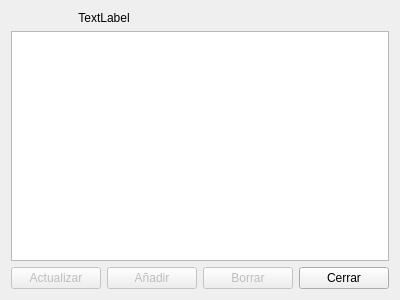
The window that stock.ui (Ladis72/tienda) describes before a commit, drawn with Qt 5.
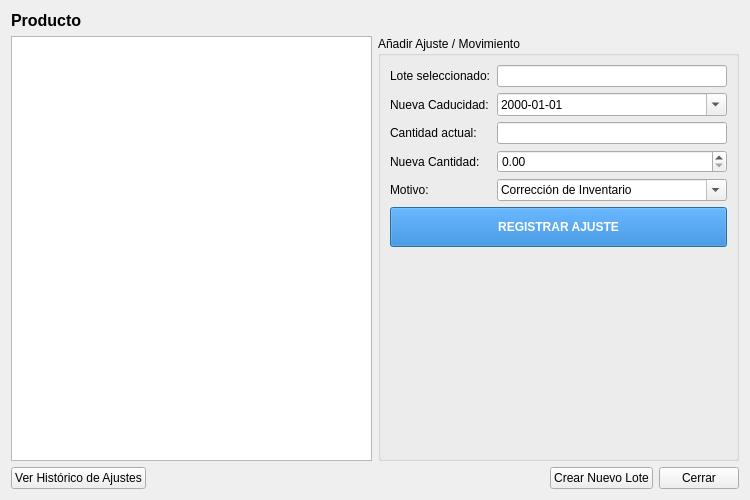
The same window after the commit.

What changed in the file:
```diff
--- a/stock.ui
+++ b/stock.ui
@@ -6,64 +6,210 @@
    <rect>
     <x>0</x>
     <y>0</y>
-    <width>400</width>
-    <height>300</height>
+    <width>750</width>
+    <height>500</height>
    </rect>
   </property>
   <property name="windowTitle">
    <string>Dialog</string>
   </property>
   <layout class="QGridLayout" name="gridLayout">
-   <item row="0" column="0">
+   <item row="0" column="0" colspan="2">
     <widget class="QLabel" name="label">
+     <property name="font">
+      <font>
+       <pointsize>12</pointsize>
+       <bold>true</bold>
+      </font>
+     </property>
      <property name="text">
-      <string>TextLabel</string>
+      <string>Producto</string>
      </property>
      <property name="alignment">
-      <set>Qt::AlignmentFlag::AlignCenter</set>
+      <set>Qt::AlignmentFlag::AlignLeading|Qt::AlignmentFlag::AlignLeft|Qt::AlignmentFlag::AlignVCenter</set>
      </property>
     </widget>
    </item>
-   <item row="1" column="0" colspan="2">
-    <widget class="QTableView" name="tableView"/>
+   <item row="1" column="0">
+    <widget class="QTableView" name="tableView">
+     <property name="editTriggers">
+      <set>QAbstractItemView::EditTrigger::NoEditTriggers</set>
+     </property>
+     <property name="selectionMode">
+      <enum>QAbstractItemView::SelectionMode::SingleSelection</enum>
+     </property>
+     <property name="selectionBehavior">
+      <enum>QAbstractItemView::SelectionBehavior::SelectRows</enum>
+     </property>
+    </widget>
+   </item>
+   <item row="1" column="1">
+    <widget class="QGroupBox" name="groupBoxAjuste">
+     <property name="title">
+      <string>Añadir Ajuste / Movimiento</string>
+     </property>
+     <layout class="QGridLayout" name="gridLayout_2">
+      <item row="0" column="0">
+       <widget class="QLabel" name="label_2">
+        <property name="text">
+         <string>Lote seleccionado:</string>
+        </property>
+       </widget>
+      </item>
+      <item row="0" column="1">
+       <widget class="QLineEdit" name="lineEditLoteSel">
+        <property name="readOnly">
+         <bool>true</bool>
+        </property>
+       </widget>
+      </item>
+      <item row="1" column="0">
+       <widget class="QLabel" name="label_3">
+        <property name="text">
+         <string>Nueva Caducidad:</string>
+        </property>
+       </widget>
+      </item>
+      <item row="1" column="1">
+       <widget class="QDateEdit" name="dateEditNewCad">
+        <property name="displayFormat">
+         <string>yyyy-MM-dd</string>
+        </property>
+        <property name="calendarPopup">
+         <bool>true</bool>
+        </property>
+       </widget>
+      </item>
+      <item row="2" column="0">
+       <widget class="QLabel" name="label_4">
+        <property name="text">
+         <string>Cantidad actual:</string>
+        </property>
+       </widget>
+      </item>
+      <item row="2" column="1">
+       <widget class="QLineEdit" name="lineEditCantAct">
+        <property name="readOnly">
+         <bool>true</bool>
+        </property>
+       </widget>
+      </item>
+      <item row="3" column="0">
+       <widget class="QLabel" name="label_5">
+        <property name="text">
+         <string>Nueva Cantidad:</string>
+        </property>
+       </widget>
+      </item>
+      <item row="3" column="1">
+       <widget class="QDoubleSpinBox" name="doubleSpinBoxNewCant">
+        <property name="maximum">
+         <double>999999.989999999990687</double>
+        </property>
+       </widget>
+      </item>
+      <item row="4" column="0">
+       <widget class="QLabel" name="label_6">
+        <property name="text">
+         <string>Motivo:</string>
+        </property>
+       </widget>
+      </item>
+      <item row="4" column="1">
+       <widget class="QComboBox" name="comboBoxMotivo">
+        <property name="editable">
+         <bool>true</bool>
+        </property>
+        <item>
+         <property name="text">
+          <string>Corrección de Inventario</string>
+         </property>
+        </item>
+        <item>
+         <property name="text">
+          <string>Rotura / Merma</string>
+         </property>
+        </item>
+        <item>
+         <property name="text">
+          <string>Caducidad</string>
+         </property>
+        </item>
+        <item>
+         <property name="text">
+          <string>Error de Fecha</string>
+         </property>
+        </item>
+       </widget>
+      </item>
+      <item row="5" column="0" colspan="2">
+       <widget class="QPushButton" name="pushButtonValidar">
+        <property name="minimumSize">
+         <size>
+          <width>0</width>
+          <height>40</height>
+         </size>
+        </property>
+        <property name="font">
+         <font>
+          <bold>true</bold>
+         </font>
+        </property>
+        <property name="styleSheet">
+         <string notr="true">background-color: #1976D2; color: white;</string>
+        </property>
+        <property name="text">
+         <string>REGISTRAR AJUSTE</string>
+        </property>
+       </widget>
+      </item>
+      <item row="6" column="0" colspan="2">
+       <spacer name="verticalSpacer">
+        <property name="orientation">
+         <enum>Qt::Orientation::Vertical</enum>
+        </property>
+        <property name="sizeHint" stdset="0">
+         <size>
+          <width>20</width>
+          <height>40</height>
+         </size>
+        </property>
+       </spacer>
+      </item>
+     </layout>
+    </widget>
    </item>
    <item row="2" column="0" colspan="2">
     <layout class="QHBoxLayout" name="horizontalLayout">
      <item>
-      <widget class="QPushButton" name="pushButtonActualizar">
-       <property name="enabled">
-        <bool>false</bool>
-       </property>
+      <widget class="QPushButton" name="pushButtonHistory">
        <property name="text">
-        <string>Actualizar</string>
+        <string>Ver Histórico de Ajustes</string>
        </property>
       </widget>
      </item>
      <item>
-      <widget class="QPushButton" name="pushButton">
-       <property name="enabled">
-        <bool>false</bool>
+      <spacer name="horizontalSpacer">
+       <property name="orientation">
+        <enum>Qt::Orientation::Horizontal</enum>
        </property>
-       <property name="text">
-        <string>Añadir</string>
+       <property name="sizeHint" stdset="0">
+        <size>
+         <width>40</width>
+         <height>20</height>
+        </size>
        </property>
-      </widget>
+      </spacer>
      </item>
      <item>
-      <widget class="QPushButton" name="pushButtonBorrar">
-       <property name="enabled">
-        <bool>false</bool>
-       </property>
+      <widget class="QPushButton" name="pushButtonNuevoLote">
        <property name="text">
-        <string>Borrar</string>
+        <string>Crear Nuevo Lote</string>
        </property>
       </widget>
      </item>
      <item>
       <widget class="QPushButton" name="pushButtonCerrar">
-       <property name="enabled">
-        <bool>true</bool>
-       </property>
        <property name="text">
         <string>Cerrar</string>
        </property>
```
Left out of the diff: 2 changed lines with no effect on the pictures.
